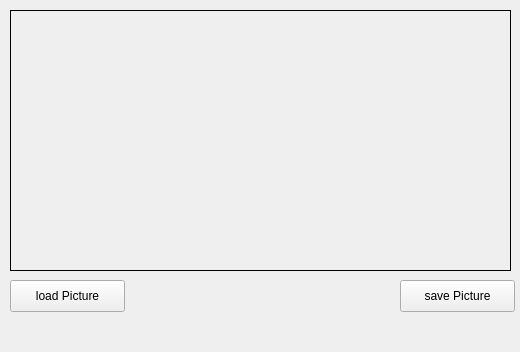
Above: ui/mainwindow.ui from najlepsiwebdesigner/opencv-lab before the change. Below: the same form after it.
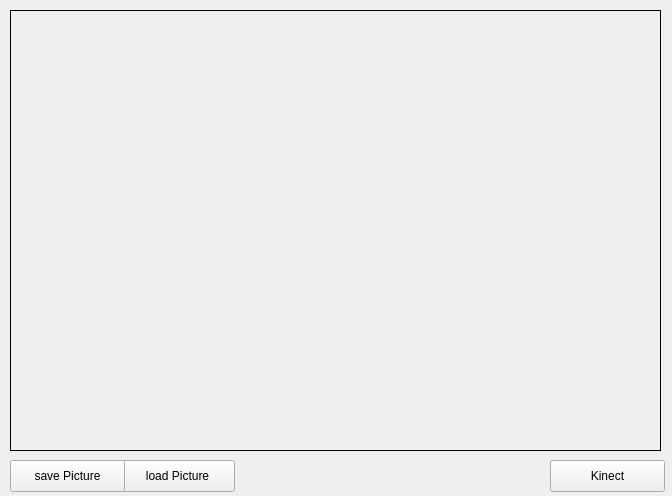
That is the form after the change.

Commit message: add libfreenect support to use Kinect as Webcam

The edit to the form file:
```diff
--- a/ui/mainwindow.ui
+++ b/ui/mainwindow.ui
@@ -6,10 +6,28 @@
    <rect>
     <x>0</x>
     <y>0</y>
-    <width>520</width>
-    <height>352</height>
+    <width>672</width>
+    <height>496</height>
    </rect>
   </property>
+  <property name="sizePolicy">
+   <sizepolicy hsizetype="Fixed" vsizetype="Minimum">
+    <horstretch>0</horstretch>
+    <verstretch>0</verstretch>
+   </sizepolicy>
+  </property>
+  <property name="minimumSize">
+   <size>
+    <width>672</width>
+    <height>496</height>
+   </size>
+  </property>
+  <property name="maximumSize">
+   <size>
+    <width>672</width>
+    <height>496</height>
+   </size>
+  </property>
   <property name="windowTitle">
    <string>idOCR</string>
   </property>
@@ -19,8 +37,8 @@
      <rect>
       <x>10</x>
       <y>10</y>
-      <width>501</width>
-      <height>261</height>
+      <width>651</width>
+      <height>441</height>
      </rect>
     </property>
     <property name="sizePolicy">
@@ -42,8 +60,8 @@
    <widget class="QPushButton" name="loadPicture">
     <property name="geometry">
      <rect>
-      <x>10</x>
-      <y>280</y>
+      <x>120</x>
+      <y>460</y>
       <width>115</width>
       <height>32</height>
      </rect>
@@ -61,8 +79,8 @@
    <widget class="QPushButton" name="savePicture">
     <property name="geometry">
      <rect>
-      <x>400</x>
-      <y>280</y>
+      <x>10</x>
+      <y>460</y>
       <width>115</width>
       <height>32</height>
      </rect>
@@ -71,6 +89,19 @@
      <string>save Picture</string>
     </property>
    </widget>
+   <widget class="QPushButton" name="showWebcam">
+    <property name="geometry">
+     <rect>
+      <x>550</x>
+      <y>460</y>
+      <width>115</width>
+      <height>32</height>
+     </rect>
+    </property>
+    <property name="text">
+     <string>Kinect</string>
+    </property>
+   </widget>
   </widget>
  </widget>
  <resources/>
```
The commit also changes 8 other files.
